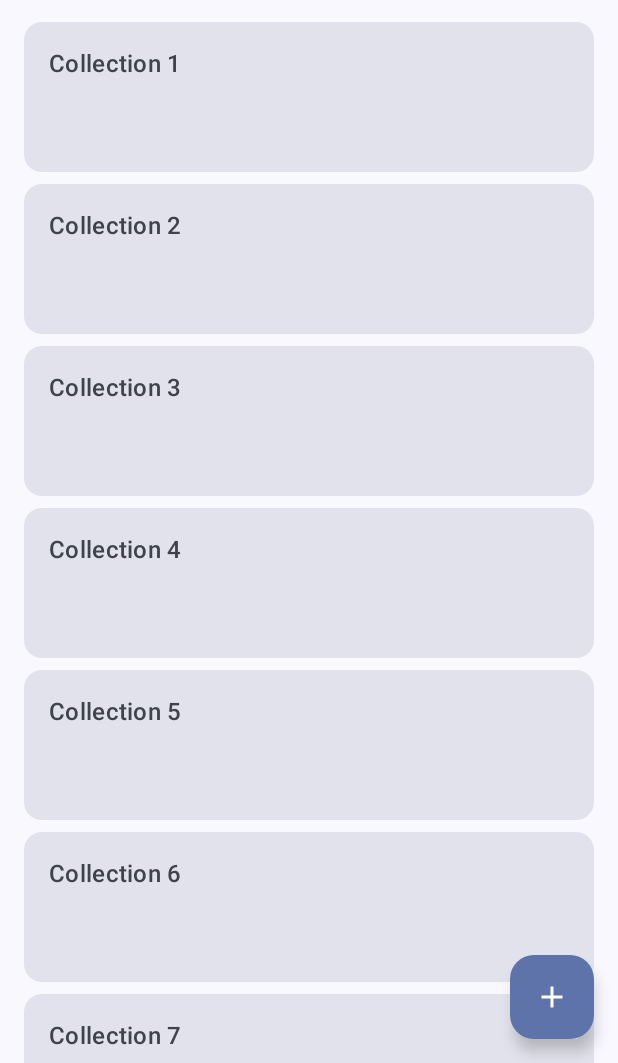
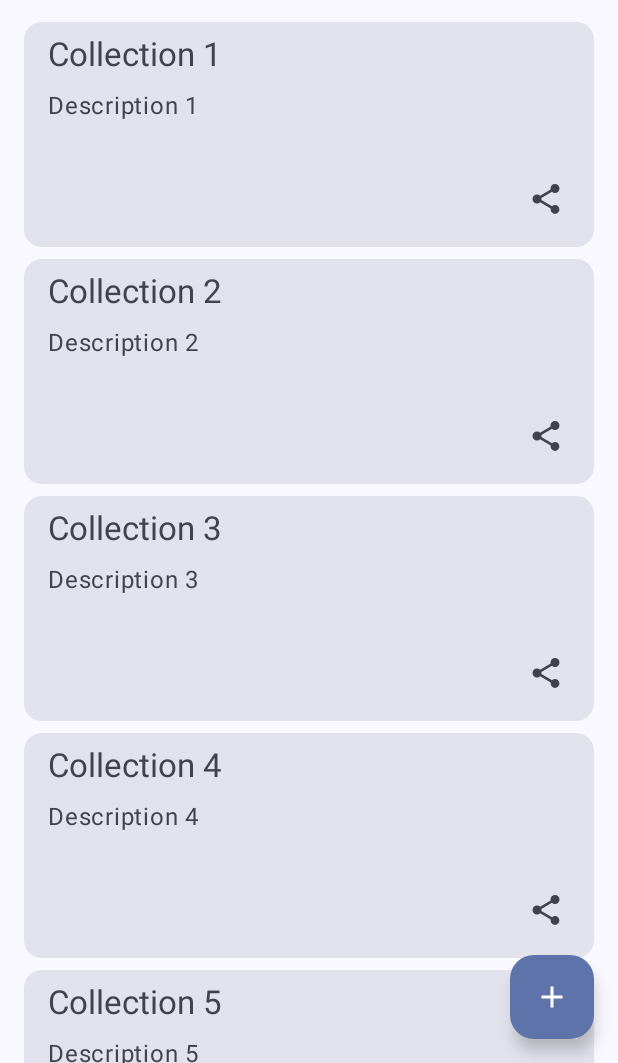
Before and after one commit to danielhoyosceldran/StackIt, an Android app built with Jetpack Compose: the HomeScreen screen opened through its navigation route, on a phone screen of 412 x 824 dp, the part 173-1236 px from its top. Run offline under Robolectric (Android 15) with nearby library versions, the phone set to English and light mode, and no system bars; our stand-ins replace Firebase (no records; nobody signed in at launch, a user with empty details on screens opened directly).

Commit message:
hardcoded cards done

```diff
--- a/app/src/main/java/com/example/stackit/ui/screens/HomeScreen.kt
+++ b/app/src/main/java/com/example/stackit/ui/screens/HomeScreen.kt
@@ -1,13 +1,16 @@
 package com.example.stackit.ui.screens
 
 import android.R.attr.fontWeight
+import androidx.compose.foundation.layout.Box
 import androidx.compose.foundation.layout.Arrangement
 import androidx.compose.foundation.layout.Column
 import androidx.compose.foundation.layout.Row
 import androidx.compose.foundation.layout.fillMaxSize
+import androidx.compose.foundation.layout.fillMaxHeight
 import androidx.compose.foundation.layout.padding
 import androidx.compose.foundation.layout.fillMaxWidth
 import androidx.compose.foundation.layout.height
+import androidx.compose.foundation.layout.wrapContentSize
 import androidx.compose.foundation.layout.size
 import androidx.compose.foundation.lazy.LazyColumn
 import androidx.compose.material.icons.Icons
@@ -34,13 +37,13 @@ import androidx.compose.ui.unit.dp
 import com.example.stackit.ui.theme.StackItTheme
 import com.example.stackit.R
 import androidx.compose.foundation.lazy.items
+import androidx.compose.material.icons.filled.Share
 import androidx.compose.material3.Card
 import androidx.compose.material3.CardDefaults
+import androidx.compose.material3.FilledTonalButton
 import androidx.compose.ui.graphics.Color
 import androidx.compose.ui.text.font.FontWeight
 import androidx.compose.ui.text.style.TextAlign
-
-data class Collection(val id: String, val name: String, val description: String)
 
 @OptIn(ExperimentalMaterial3Api::class)
 @Composable
@@ -114,6 +117,19 @@ fun HomeScreen(onLogoutClicked: () -> Unit) {
     }
 }
 
+// Placeholder data
+// Colección: Id Titulo Descripción Usuarios [...] Administrador <- usernames Items [item...]
+data class Collection(
+    val id: String,
+    val name: String,
+    val description: String,
+    val users: List<String>,
+    val admin: String,
+    val items: List<Item> // Assuming Item is another data class you'll define
+)
+
+data class Item(val id: String, val name: String, val description: String) // Example Item data class
+
 @Composable
 fun CollectionCard(collection: Collection) {
     Card(
@@ -122,17 +138,41 @@ fun CollectionCard(collection: Collection) {
         ),
         modifier = Modifier
             .fillMaxWidth()
-            .height(100.dp)
+            .height(150.dp)
     ) {
-        Text(
-            text = collection.name,
-            style = MaterialTheme.typography.titleMedium,
-            modifier = Modifier
-                .padding(16.dp),
-            textAlign = TextAlign.Center,
-        )
+        Box(modifier = Modifier.fillMaxSize()) {
+            Column(
+                modifier = Modifier.fillMaxWidth()
+            ) {
+                Text(
+                    text = collection.name,
+                    style = MaterialTheme.typography.titleLarge,
+                    modifier = Modifier
+                        .padding(horizontal = 16.dp, vertical = 8.dp)
+                        .fillMaxWidth(),
+                    textAlign = TextAlign.Start,
+                )
+                Text(
+                    text = collection.description,
+                    modifier = Modifier
+                        .padding(horizontal = 16.dp)
+                        .fillMaxWidth(),
+                    textAlign = TextAlign.Start,
+                )
+            }
+            IconButton (
+                onClick = { /* TODO: Handle button click */ },
+                modifier = Modifier
+                    .align(Alignment.BottomEnd)
+                    .padding(8.dp),
+            ) {
+                Icon(Icons.Filled.Share, contentDescription = "Share")
+            }
+        }
     }
 }
+
+
 
 @Preview(showBackground = true)
 @Composable
@@ -142,109 +182,18 @@ fun HomeScreenPreview() {
     }
 }
 
-// Placeholder data
 fun getPlaceholderCollections(): List<Collection> {
     return listOf(
-        Collection("1", "Collection 1", "Description 1"),
-        Collection("2", "Collection 2", "Description 2"),
-        Collection("3", "Collection 3", "Description 3"),
-        Collection("4", "Collection 4", "Description 4"),
-        Collection("5", "Collection 5", "Description 5"),
-        Collection("6", "Collection 6", "Description 6"),
-        Collection("7", "Collection 7", "Description 7"),
-        Collection("8", "Collection 8", "Description 8"),
-        Collection("9", "Collection 9", "Description 9"),
-        Collection("10", "Collection 10", "Description 10"),
-        Collection("11", "Collection 11", "Description 11"),
-        Collection("12", "Collection 12", "Description 12"),
-        Collection("13", "Collection 13", "Description 13"),
-        Collection("14", "Collection 14", "Description 14"),
-        Collection("15", "Collection 15", "Description 15"),
-        Collection("16", "Collection 16", "Description 16"),
-        Collection("17", "Collection 17", "Description 17"),
-        Collection("18", "Collection 18", "Description 18"),
-        Collection("19", "Collection 19", "Description 19"),
-        Collection("20", "Collection 20", "Description 20"),
-        Collection("21", "Collection 21", "Description 21"),
-        Collection("22", "Collection 22", "Description 22"),
-        Collection("23", "Collection 23", "Description 23"),
-        Collection("24", "Collection 24", "Description 24"),
-        Collection("25", "Collection 25", "Description 25"),
-        Collection("26", "Collection 26", "Description 26"),
-        Collection("27", "Collection 27", "Description 27"),
-        Collection("28", "Collection 28", "Description 28"),
-        Collection("29", "Collection 29", "Description 29"),
-        Collection("30", "Collection 30", "Description 30"),
-        Collection("31", "Collection 31", "Description 31"),
-        Collection("32", "Collection 32", "Description 32"),
-        Collection("33", "Collection 33", "Description 33"),
-        Collection("34", "Collection 34", "Description 34"),
-        Collection("35", "Collection 35", "Description 35"),
-        Collection("36", "Collection 36", "Description 36"),
-        Collection("37", "Collection 37", "Description 37"),
-        Collection("38", "Collection 38", "Description 38"),
-        Collection("39", "Collection 39", "Description 39"),
-        Collection("40", "Collection 40", "Description 40"),
-        Collection("41", "Collection 41", "Description 41"),
-        Collection("42", "Collection 42", "Description 42"),
-        Collection("43", "Collection 43", "Description 43"),
-        Collection("44", "Collection 44", "Description 44"),
-        Collection("45", "Collection 45", "Description 45"),
-        Collection("46", "Collection 46", "Description 46"),
-        Collection("47", "Collection 47", "Description 47"),
-        Collection("48", "Collection 48", "Description 48"),
-        Collection("49", "Collection 49", "Description 49"),
-        Collection("50", "Collection 50", "Description 50"),
-        Collection("51", "Collection 51", "Description 51"),
-        Collection("52", "Collection 52", "Description 52"),
-        Collection("53", "Collection 53", "Description 53"),
-        Collection("54", "Collection 54", "Description 54"),
-        Collection("55", "Collection 55", "Description 55"),
-        Collection("56", "Collection 56", "Description 56"),
-        Collection("57", "Collection 57", "Description 57"),
-        Collection("58", "Collection 58", "Description 58"),
-        Collection("59", "Collection 59", "Description 59"),
-        Collection("60", "Collection 60", "Description 60"),
-        Collection("61", "Collection 61", "Description 61"),
-        Collection("62", "Collection 62", "Description 62"),
-        Collection("63", "Collection 63", "Description 63"),
-        Collection("64", "Collection 64", "Description 64"),
-        Collection("65", "Collection 65", "Description 65"),
-        Collection("66", "Collection 66", "Description 66"),
-        Collection("67", "Collection 67", "Description 67"),
-        Collection("68", "Collection 68", "Description 68"),
-        Collection("69", "Collection 69", "Description 69"),
-        Collection("70", "Collection 70", "Description 70"),
-        Collection("71", "Collection 71", "Description 71"),
-        Collection("72", "Collection 72", "Description 72"),
-        Collection("73", "Collection 73", "Description 73"),
-        Collection("74", "Collection 74", "Description 74"),
-        Collection("75", "Collection 75", "Description 75"),
-        Collection("76", "Collection 76", "Description 76"),
-        Collection("77", "Collection 77", "Description 77"),
-        Collection("78", "Collection 78", "Description 78"),
-        Collection("79", "Collection 79", "Description 79"),
-        Collection("80", "Collection 80", "Description 80"),
-        Collection("81", "Collection 81", "Description 81"),
-        Collection("82", "Collection 82", "Description 82"),
-        Collection("83", "Collection 83", "Description 83"),
-        Collection("84", "Collection 84", "Description 84"),
-        Collection("85", "Collection 85", "Description 85"),
-        Collection("86", "Collection 86", "Description 86"),
-        Collection("87", "Collection 87", "Description 87"),
-        Collection("88", "Collection 88", "Description 88"),
-        Collection("89", "Collection 89", "Description 89"),
-        Collection("90", "Collection 90", "Description 90"),
-        Collection("91", "Collection 91", "Description 91"),
-        Collection("92", "Collection 92", "Description 92"),
-        Collection("93", "Collection 93", "Description 93"),
-        Collection("94", "Collection 94", "Description 94"),
-        Collection("95", "Collection 95", "Description 95"),
-        Collection("96", "Collection 96", "Description 96"),
-        Collection("97", "Collection 97", "Description 97"),
-        Collection("98", "Collection 98", "Description 98"),
-        Collection("99", "Collection 99", "Description 99"),
-        Collection("100", "Collection 100", "Description 100"),
+        Collection("1", "Collection 1", "Description 1", emptyList(), "admin", emptyList()),
+        Collection("2", "Collection 2", "Description 2", emptyList(), "admin", emptyList()),
+        Collection("3", "Collection 3", "Description 3", emptyList(), "admin", emptyList()),
+        Collection("4", "Collection 4", "Description 4", emptyList(), "admin", emptyList()),
+        Collection("5", "Collection 5", "Description 5", emptyList(), "admin", emptyList()),
+        Collection("6", "Collection 6", "Description 6", emptyList(), "admin", emptyList()),
+        Collection("7", "Collection 7", "Description 7", emptyList(), "admin", emptyList()),
+        Collection("8", "Collection 8", "Description 8", emptyList(), "admin", emptyList()),
+        Collection("9", "Collection 9", "Description 9", emptyList(), "admin", emptyList()),
+        Collection("10", "Collection 10", "Description 10", emptyList(), "admin", emptyList())
     )
 
 }
```
